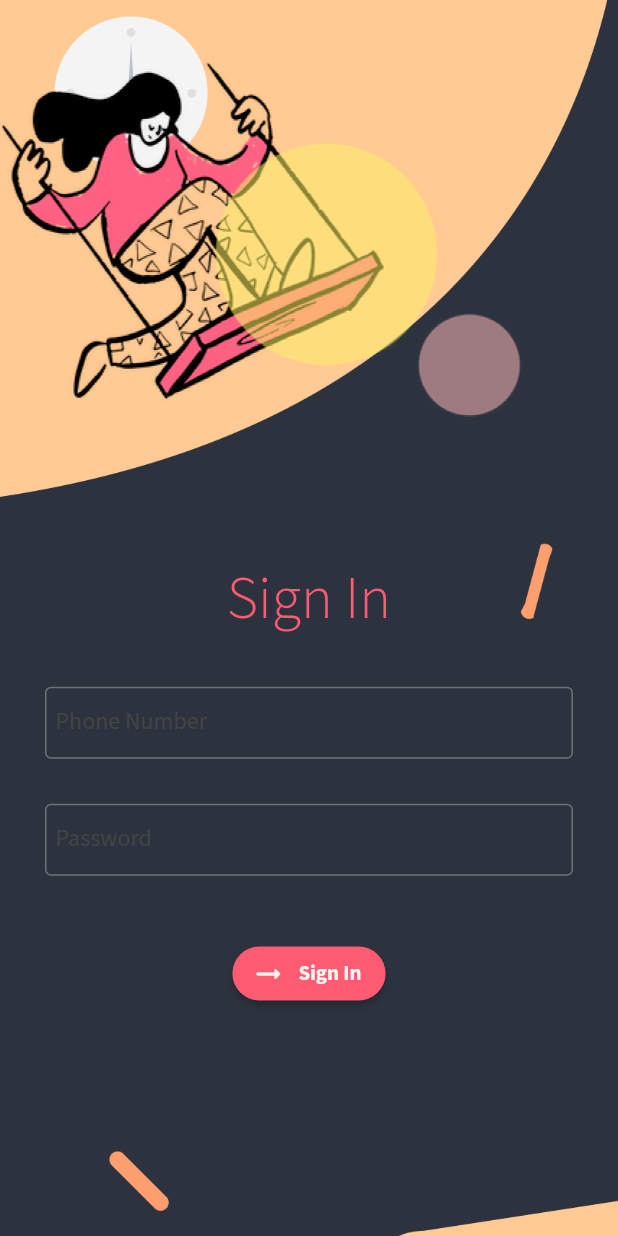
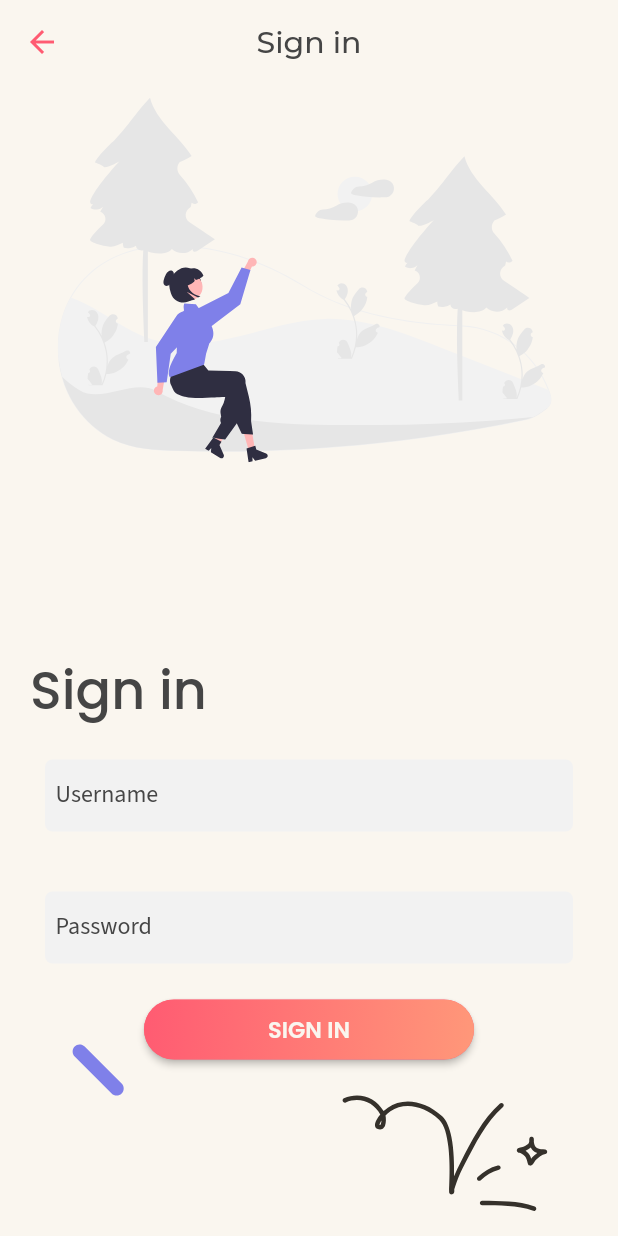
Before and after one commit to cyberwizard1001/events_app, a Flutter app: the SignInWidget screen opened directly, on a phone screen of 412 x 824 dp. Run offline on Flutter 3.47's test engine with Material 2 defaults, Android fonts, the phone set to English and light mode, and no system bars; our stand-ins replace auto_size_text, flutter_svg, google_fonts, responsive_sizer.

Commit message:
Modified sign in

```diff
--- a/lib/screens/home.dart
+++ b/lib/screens/home.dart
@@ -1,3 +1,4 @@
+import 'package:events_app/screens/sign_in.dart';
 import 'package:events_app/screens/sign_up.dart';
 import 'package:events_app/utils/colors.dart' as colors;
 import 'package:flutter/material.dart';
@@ -47,7 +48,7 @@ class Home extends StatelessWidget {
                     child: Padding(
                       padding: const EdgeInsets.all(8.0),
                       child: Text(
-                        'Get Started',
+                        'GET STARTED',
                         style: GoogleFonts.poppins(
                             fontSize: 18,
                             color: colors.secondaryTextColor,
@@ -71,7 +72,12 @@ class Home extends StatelessWidget {
                             borderRadius: BorderRadius.circular(80.0)),
                         padding: const EdgeInsets.all(0.0),
                       ),
-                      onPressed: () {},
+                      onPressed: () {
+                        Navigator.push(
+                            context,
+                            MaterialPageRoute(
+                                builder: (context) => const SignInWidget()));
+                      },
                       child: Container(
                           constraints: const BoxConstraints(
                               maxWidth: 300.0, minHeight: 60),
@@ -79,7 +85,7 @@ class Home extends StatelessWidget {
                           child: Padding(
                             padding: const EdgeInsets.all(8.0),
                             child: Text(
-                              'Login',
+                              'SIGN IN',
                               style: GoogleFonts.poppins(
                                   fontSize: 18,
                                   color: colors.tertiaryTextColor,
--- a/lib/screens/sign_in.dart
+++ b/lib/screens/sign_in.dart
@@ -1,8 +1,9 @@
 import 'package:events_app/screens/category.dart';
-import 'package:events_app/screens/home.dart';
+import 'package:events_app/widgets/appbar_back_button.dart';
 import 'package:events_app/utils/colors.dart' as colors;
 import 'package:events_app/utils/themes.dart';
 import 'package:flutter/material.dart';
+import 'package:flutter_svg/svg.dart';
 import 'package:google_fonts/google_fonts.dart';
 
 import 'bottom_navg.dart';
@@ -15,72 +16,94 @@ class SignInWidget extends StatelessWidget {
 
     return Scaffold(
       resizeToAvoidBottomInset: false,
+      appBar: AppBarBackButton('Sign in'),
       body: Stack(
         children: [
-          Container(
-            decoration: const BoxDecoration(
-                image: DecorationImage(
-                    image: AssetImage("assets/background.png"),
-                    fit: BoxFit.cover)),
-          ),
+          SvgPicture.asset('assets/svg/content_background.svg'),
+          Column(
+            mainAxisAlignment: MainAxisAlignment.center,
+            crossAxisAlignment: CrossAxisAlignment.center,
+            children: [
               SingleChildScrollView(
+                  physics: const ScrollPhysics(),
                   child: Column(
                     children: [
                       SizedBox(
-                  height: MediaQuery.of(context).size.height * 0.45,
-                ),
-                Text(
-                  "Sign In",
-                  style: GoogleFonts.sourceSansPro(
-                      color: colors.accentColor, fontSize: 40),
+                        height: MediaQuery.of(context).size.height * 0.32,
                       ),
                       Padding(
-                  padding:
-                      const EdgeInsets.only(left: 30.0, right: 30.0, top: 30),
-                  child: TextFormField(
-                    // style: darkTheme.DarkTheme.textTheme.bodyText1,
-                    decoration: const InputDecoration(
-                      hintText: "Please enter phone number here",
-                      label: Text("Phone Number"),
+                        padding: EdgeInsets.symmetric(horizontal: 20),
+                        child: Align(
+                          alignment: Alignment.topLeft,
+                          child: Text(
+                            'Sign in',
+                            style: GoogleFonts.poppins(
+                                color: colors.primaryTextColor,
+                                fontSize: 35,
+                                fontWeight: FontWeight.w500),
                           ),
                         ),
                       ),
-                Padding(
-                  padding:
-                      const EdgeInsets.only(left: 30.0, right: 30.0, top: 30.0),
-                  child: TextFormField(
-                    // style: darkTheme.DarkTheme.textTheme.bodyText1,
-                    decoration: const InputDecoration(
-                      hintText: "Please enter password here",
-                      label: Text("Password"),
+                      Padding(padding: EdgeInsets.symmetric(horizontal: 30,vertical: 20),child:
+                      TextFormField(
+                          decoration: InputDecoration(
+                            label: Text('Username'),
+                            filled: true,
+                            hintText: 'Please enter your username',
+                            hintStyle: GoogleFonts.poppins(color: colors.primaryTextColor.withOpacity(0.7)),
+                            focusedBorder: OutlineInputBorder(borderSide: BorderSide.none,borderRadius: BorderRadius.circular(5)),
+                            fillColor: colors.textBoxFill,
+                            focusColor: colors.textBoxFill,
+                            enabledBorder: OutlineInputBorder(borderSide: BorderSide.none,borderRadius: BorderRadius.circular(5)),
+                          )
+                      ),),
+                      Padding(padding: EdgeInsets.symmetric(horizontal: 30,vertical: 20),child:
+                      TextFormField(
+                        decoration: InputDecoration(
+                          label: Text('Password'),
+                          filled: true,
+                          hintText: 'Please enter your password',
+                          hintStyle: GoogleFonts.poppins(color: colors.primaryTextColor.withOpacity(0.7)),
+                          focusedBorder: OutlineInputBorder(borderSide: BorderSide.none, borderRadius: BorderRadius.circular(5)),
+                          fillColor: colors.textBoxFill,
+                          focusColor: colors.textBoxFill,
+                          enabledBorder: OutlineInputBorder(borderSide: BorderSide.none,borderRadius: BorderRadius.circular(5)),
+                        ),
+                      ),),
+                      ElevatedButton(
+                        onPressed: () {},
+                        child: Ink(
+                          decoration: BoxDecoration(
+                              borderRadius: BorderRadius.circular(30),
+                              gradient: const LinearGradient(
+                                  colors: [Color(0xffFF5B72), Color(0xffFF9779)],
+                                  begin: Alignment.topLeft,
+                                  end: Alignment.centerRight)),
+                          child: Container(
+                            constraints:
+                            const BoxConstraints(maxWidth: 220.0, minHeight: 40),
+                            alignment: Alignment.center,
+                            child: Padding(
+                              padding: const EdgeInsets.all(8.0),
+                              child: Text(
+                                'SIGN IN',
+                                style: GoogleFonts.poppins(
+                                    fontSize: 15,
+                                    color: colors.secondaryTextColor,
+                                    fontWeight: FontWeight.w600),
                               ),
                             ),
                           ),
-                Padding(
-                    padding: EdgeInsets.only(
-                        top: MediaQuery.of(context).size.height * 0.05),
-                    child: ElevatedButton.icon(
-                        onPressed: () {
-                          // Navigator.of(context).push(MaterialPageRoute(
-                          //     builder: (context) =>
-                          //         const Bottom()));
-
-                          Navigator.of(context).pushAndRemoveUntil(
-                              MaterialPageRoute(builder: (context) => const Bottom()),
-                                  (Route<dynamic> route) => false);
-                        },
-                        icon: Icon(
-                          Icons.arrow_right_alt_rounded,
-                          color: colors.scaffoldColor,
                         ),
-                        label: Text(
-                          "Sign In",
-                          style: GoogleFonts.sourceSansPro(
-                              color: colors.buttonTextColor,
-                              fontWeight: FontWeight.w700),
-                        )))
+                        style: ElevatedButton.styleFrom(
+                          shape: RoundedRectangleBorder(
+                              borderRadius: BorderRadius.circular(80.0)),
+                          padding: const EdgeInsets.all(0.0),
+                        ),
+                      ),
                     ],
-            ),
+                  ))
+            ],
           )
         ],
       ),
```
Lines whose indentation alone changed are shown as unchanged.
